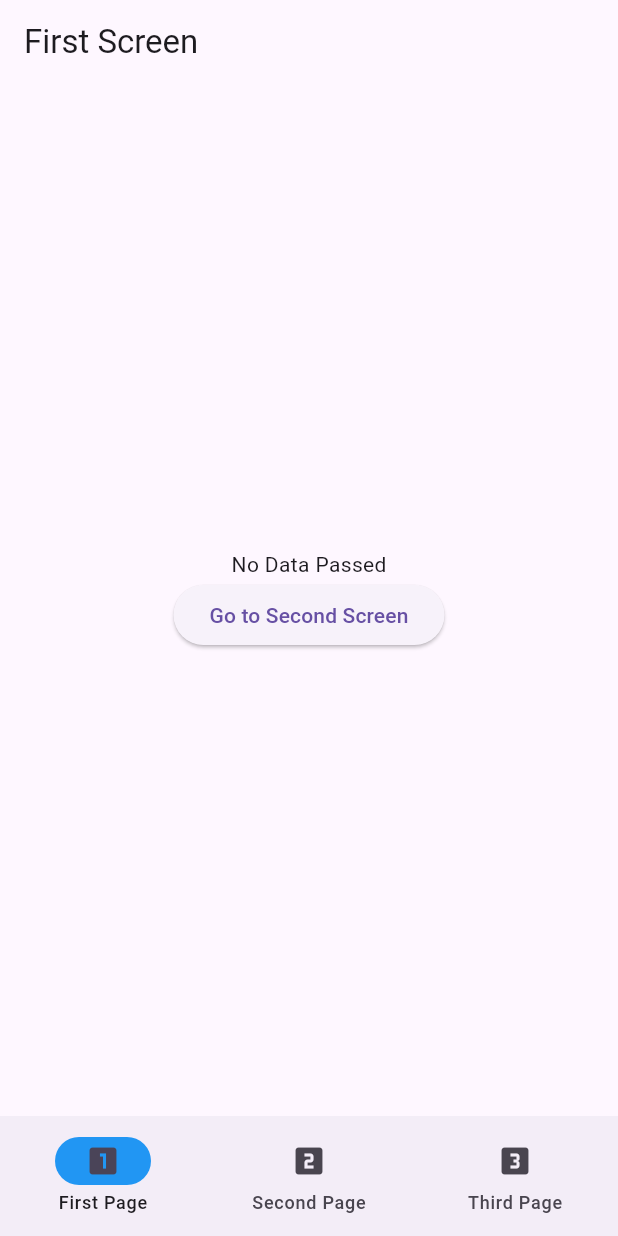
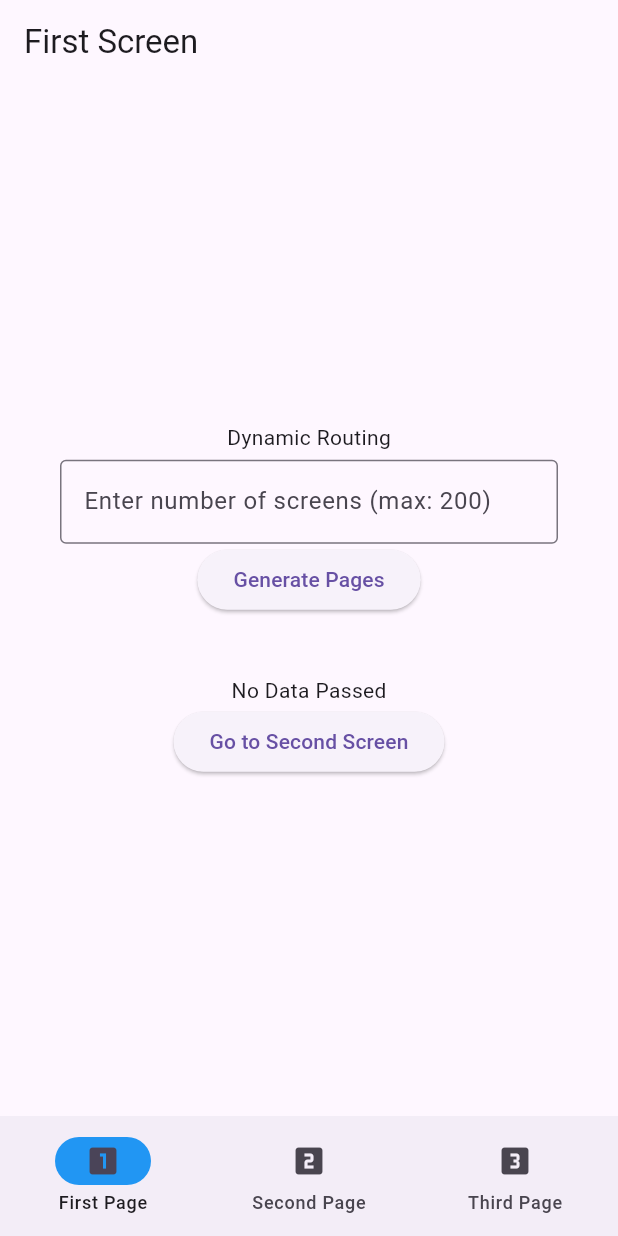
Before and after one commit to trfyrt/Routes-and-Navigation_Aaron-Kongdoh, a Flutter app: the screen it shows after launch, on a phone screen of 412 x 824 dp. Run offline on Flutter 3.47's test engine with Material 3 defaults, Android fonts, the phone set to English and light mode, and no system bars.

Commit message:
Lab Assignment

```diff
--- a/lib/first_screen.dart
+++ b/lib/first_screen.dart
@@ -7,6 +7,8 @@ class FirstScreen extends StatefulWidget {
 
 class _FirstScreenState extends State<FirstScreen> {
   int currentPageIndex = 0;
+  final TextEditingController _controller = TextEditingController();
+  int? numberOfScreens;
 
   final List<String> routes = ['/', '/second', '/third'];
 
@@ -21,6 +23,46 @@ class _FirstScreenState extends State<FirstScreen> {
         child: Column(
             mainAxisAlignment: MainAxisAlignment.center,
             children: <Widget>[
+              Text('Dynamic Routing'),
+              const SizedBox(height: 5),
+              Padding(
+                padding: EdgeInsets.symmetric(horizontal: 40),
+                child: TextField(
+                  controller: _controller,
+                  keyboardType: TextInputType.number,
+                  decoration: const InputDecoration(
+                    labelText: 'Enter number of screens (max: 200)',
+                    border: OutlineInputBorder(),
+                  ),
+                  onChanged: (value) {
+                    if (value.isNotEmpty) {
+                      numberOfScreens = int.tryParse(value);
+                    }
+                  },
+                ),
+              ),
+              ElevatedButton(
+                  onPressed: () {
+                    if (numberOfScreens != null &&
+                        numberOfScreens! > 0 &&
+                        numberOfScreens! <= 200) {
+                      Navigator.pushNamed(
+                        context,
+                        '/dynamic',
+                        arguments: numberOfScreens,
+                      );
+                    } else {
+                      ScaffoldMessenger.of(context).showSnackBar(
+                        const SnackBar(
+                          content: Text(
+                            'Please enter a valid number between 1 and 200',
+                          ),
+                        ),
+                      );
+                    }
+                  },
+                  child: const Text('Generate Pages')),
+              const SizedBox(height: 40),
               Text(receivedData),
               ElevatedButton(
                 onPressed: () {
--- a/lib/main.dart
+++ b/lib/main.dart
@@ -1,4 +1,5 @@
 import 'package:flutter/material.dart';
+import 'package:navigation_codelab/dynamic_screen.dart';
 import 'package:navigation_codelab/second_screen.dart';
 import 'package:navigation_codelab/third_screen.dart';
 import 'first_screen.dart';
@@ -17,6 +18,7 @@ class MyApp extends StatelessWidget {
         '/': (context) => FirstScreen(),
         '/second': (context) => SecondScreen(),
         '/third': (context) => ThirdScreen(),
+        '/dynamic': (context) => const DynamicScreen(),
       },
       initialRoute: '/',
     );
```
Also changed, not shown: lib/dynamic_screen.dart (added, +49 -0 lines), lib/generated_screen.dart (added, +78 -0 lines).
